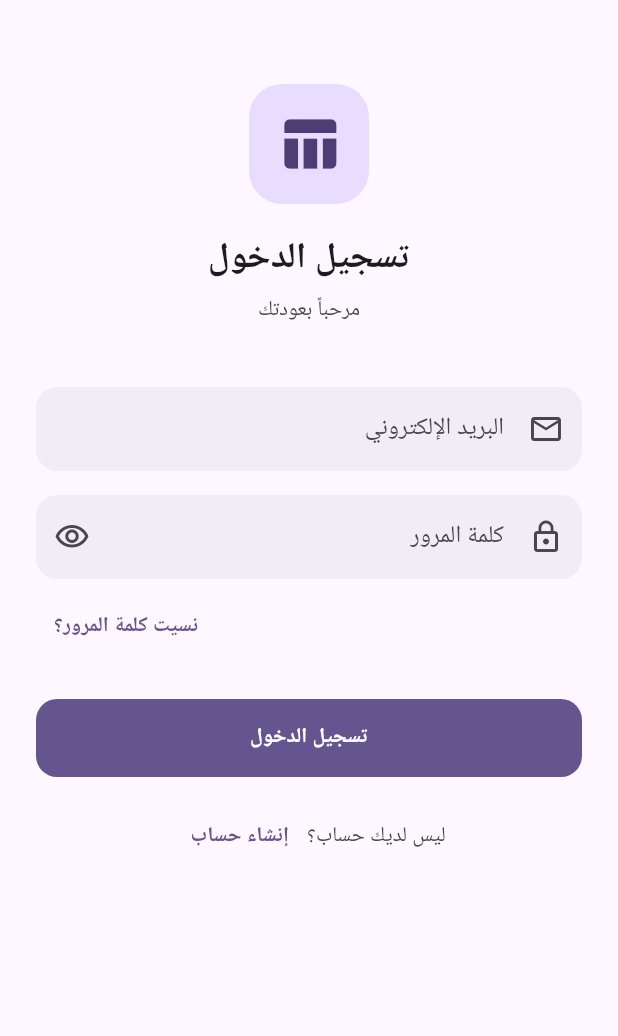
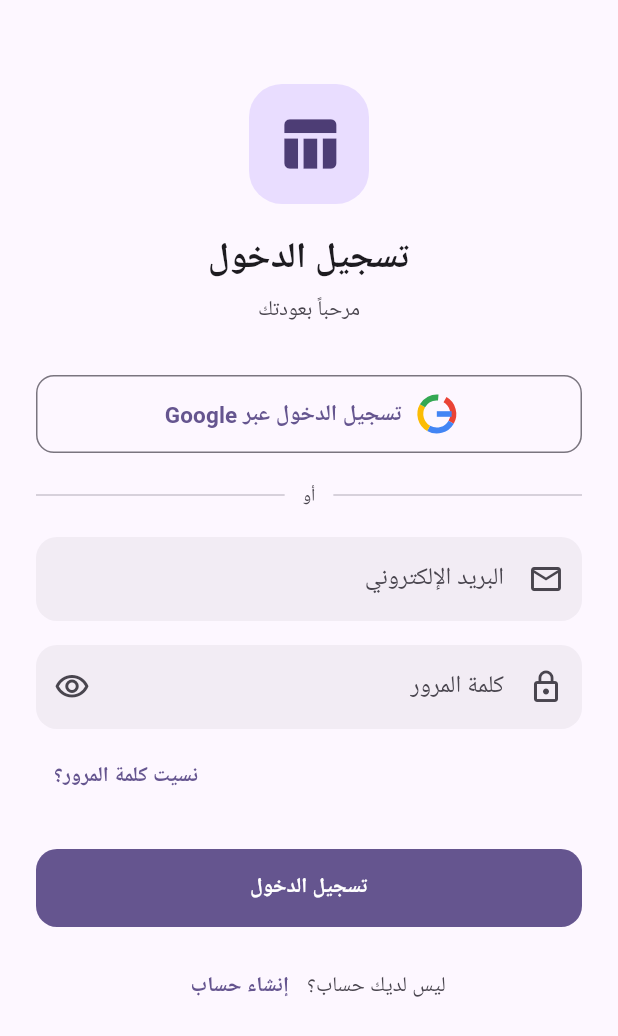
Before and after one commit to 6838gamal/Smart-Spreadsheet-Platform, a Flutter app: the screen it shows after launch, on a phone screen of 412 x 824 dp. Shown: the top 1036 px of the screen. Run offline on Flutter 3.47's test engine with Material 3 defaults, Android fonts, the phone set to English and light mode, and no system bars; drawn by our look-alikes of dynamic_color, flutter_animate; our stand-ins replace connectivity_plus, dartz, dio, equatable, file_picker, flutter_riverpod and 9 more; accounts and stored records are empty; Roboto replaces fonts that are missing (Cairo).

Commit message:
Implement login functionality across authentication services and mobile UI
Replit-Commit-Author: Agent

```diff
--- a/mobile/lib/core/constants/api_constants.dart
+++ b/mobile/lib/core/constants/api_constants.dart
@@ -7,6 +7,7 @@ class ApiConstants {
   static const String register = '/auth/register';
   static const String logout = '/auth/logout';
   static const String me = '/auth/me';
+  static const String googleLogin = '/auth/google';
 
   // ── Files ─────────────────────────────────────────────────────────────────────
   static const String files = '/files/';
--- a/mobile/lib/features/auth/domain/repositories/auth_repository.dart
+++ b/mobile/lib/features/auth/domain/repositories/auth_repository.dart
@@ -10,6 +10,8 @@ abstract class AuthRepository {
     required String email,
     required String password,
   });
+
+  Future<Either<Failure, UserEntity>> loginWithGoogle();
 
   Future<Either<Failure, UserEntity>> register({
     required String email,
--- a/mobile/lib/features/auth/presentation/screens/login_screen.dart
+++ b/mobile/lib/features/auth/presentation/screens/login_screen.dart
@@ -32,6 +32,12 @@ class _LoginScreenState extends ConsumerState<LoginScreen> {
           _emailCtrl.text.trim(),
           _passwordCtrl.text,
         );
+    if (success && mounted) context.go(AppRoutes.home);
+  }
+
+  Future<void> _signInWithGoogle() async {
+    final success =
+        await ref.read(authStateProvider.notifier).loginWithGoogle();
     if (success && mounted) context.go(AppRoutes.home);
   }
 
@@ -78,9 +84,37 @@ class _LoginScreenState extends ConsumerState<LoginScreen> {
                       ?.copyWith(color: cs.onSurfaceVariant),
                 ),
 
-                const SizedBox(height: 40),
+                const SizedBox(height: 32),
 
-                // Error banner
+                // ── Google Sign-In button ─────────────────────────────────────
+                _GoogleSignInButton(
+                  isLoading: isLoading,
+                  onPressed: _signInWithGoogle,
+                ).animate().fadeIn(delay: 100.ms),
+
+                const SizedBox(height: 20),
+
+                // ── Divider ───────────────────────────────────────────────────
+                Row(
+                  children: [
+                    Expanded(child: Divider(color: cs.outlineVariant)),
+                    Padding(
+                      padding: const EdgeInsets.symmetric(horizontal: 12),
+                      child: Text(
+                        'أو',
+                        style: Theme.of(context)
+                            .textTheme
+                            .bodySmall
+                            ?.copyWith(color: cs.onSurfaceVariant),
+                      ),
+                    ),
+                    Expanded(child: Divider(color: cs.outlineVariant)),
+                  ],
+                ),
+
+                const SizedBox(height: 20),
+
+                // ── Error banner ──────────────────────────────────────────────
                 if (error != null) ...[
                   Container(
                     width: double.infinity,
@@ -104,7 +138,7 @@ class _LoginScreenState extends ConsumerState<LoginScreen> {
                   const SizedBox(height: 16),
                 ],
 
-                // Email field
+                // ── Email field ───────────────────────────────────────────────
                 TextFormField(
                   controller: _emailCtrl,
                   keyboardType: TextInputType.emailAddress,
@@ -119,7 +153,7 @@ class _LoginScreenState extends ConsumerState<LoginScreen> {
 
                 const SizedBox(height: 16),
 
-                // Password field
+                // ── Password field ────────────────────────────────────────────
                 TextFormField(
                   controller: _passwordCtrl,
                   obscureText: _obscurePassword,
@@ -151,22 +185,22 @@ class _LoginScreenState extends ConsumerState<LoginScreen> {
 
                 const SizedBox(height: 24),
 
-                // Login button
+                // ── Login button ──────────────────────────────────────────────
                 FilledButton(
                   onPressed: isLoading ? null : _submit,
                   child: isLoading
                       ? const SizedBox(
                           height: 20,
                           width: 20,
-                          child: CircularProgressIndicator(strokeWidth: 2.5,
-                              color: Colors.white),
+                          child: CircularProgressIndicator(
+                              strokeWidth: 2.5, color: Colors.white),
                         )
                       : const Text('تسجيل الدخول'),
                 ),
 
                 const SizedBox(height: 16),
 
-                // Register link
+                // ── Register link ─────────────────────────────────────────────
                 Row(
                   mainAxisAlignment: MainAxisAlignment.center,
                   children: [
@@ -186,3 +220,121 @@ class _LoginScreenState extends ConsumerState<LoginScreen> {
     );
   }
 }
+
+// ── Google Sign-In button widget ──────────────────────────────────────────────
+
+class _GoogleSignInButton extends StatelessWidget {
+  final bool isLoading;
+  final VoidCallback onPressed;
+
+  const _GoogleSignInButton({
+    required this.isLoading,
+    required this.onPressed,
+  });
+
+  @override
+  Widget build(BuildContext context) {
+    final cs = Theme.of(context).colorScheme;
+
+    return SizedBox(
+      width: double.infinity,
+      height: 52,
+      child: OutlinedButton(
+        onPressed: isLoading ? null : onPressed,
+        style: OutlinedButton.styleFrom(
+          side: BorderSide(color: cs.outline),
+          shape: RoundedRectangleBorder(
+            borderRadius: BorderRadius.circular(12),
+          ),
+        ),
+        child: isLoading
+            ? SizedBox(
+                height: 20,
+                width: 20,
+                child: CircularProgressIndicator(
+                    strokeWidth: 2.5, color: cs.primary),
+              )
+            : Row(
+                mainAxisAlignment: MainAxisAlignment.center,
+                children: [
+                  _GoogleLogo(),
+                  const SizedBox(width: 12),
+                  const Text(
+                    'تسجيل الدخول عبر Google',
+                    style: TextStyle(fontWeight: FontWeight.w600, fontSize: 15),
+                  ),
+                ],
+              ),
+      ),
+    );
+  }
+}
+
+class _GoogleLogo extends StatelessWidget {
+  @override
+  Widget build(BuildContext context) {
+    return SizedBox(
+      width: 22,
+      height: 22,
+      child: CustomPaint(painter: _GoogleLogoPainter()),
+    );
+  }
+}
+
+class _GoogleLogoPainter extends CustomPainter {
+  @override
+  void paint(Canvas canvas, Size size) {
+    final cx = size.width / 2;
+    final cy = size.height / 2;
+    final r = size.width / 2;
+
+    // Red (top-right arc)
+    canvas.drawArc(
+      Rect.fromCircle(center: Offset(cx, cy), radius: r),
+      -1.05, 1.57, false,
+      Paint()
+        ..color = const Color(0xFFEA4335)
+        ..style = PaintingStyle.stroke
+        ..strokeWidth = size.width * 0.18,
+    );
+    // Blue (right → bottom arc)
+    canvas.drawArc(
+      Rect.fromCircle(center: Offset(cx, cy), radius: r),
+      0.52, 1.57, false,
+      Paint()
+        ..color = const Color(0xFF4285F4)
+        ..style = PaintingStyle.stroke
+        ..strokeWidth = size.width * 0.18,
+    );
+    // Yellow (bottom → left arc)
+    canvas.drawArc(
+      Rect.fromCircle(center: Offset(cx, cy), radius: r),
+      2.09, 1.57, false,
+      Paint()
+        ..color = const Color(0xFFFBBC05)
+        ..style = PaintingStyle.stroke
+        ..strokeWidth = size.width * 0.18,
+    );
+    // Green (left → top arc)
+    canvas.drawArc(
+      Rect.fromCircle(center: Offset(cx, cy), radius: r),
+      3.66, 1.14, false,
+      Paint()
+        ..color = const Color(0xFF34A853)
+        ..style = PaintingStyle.stroke
+        ..strokeWidth = size.width * 0.18,
+    );
+
+    // Horizontal bar of the "G"
+    canvas.drawLine(
+      Offset(cx, cy),
+      Offset(cx + r * 0.9, cy),
+      Paint()
+        ..color = const Color(0xFF4285F4)
+        ..strokeWidth = size.width * 0.17,
+    );
+  }
+
+  @override
+  bool shouldRepaint(covariant CustomPainter oldDelegate) => false;
+}
--- a/mobile/lib/main.dart
+++ b/mobile/lib/main.dart
@@ -1,6 +1,7 @@
 import 'package:flutter/material.dart';
 import 'package:flutter/services.dart';
 import 'package:flutter_riverpod/flutter_riverpod.dart';
+import 'package:google_sign_in/google_sign_in.dart';
 
 import 'app.dart';
 import 'core/storage/hive_storage.dart';
@@ -24,6 +25,11 @@ Future<void> main() async {
   // Initialize Hive local database
   await HiveStorage.init();
 
+  // Initialize Google Sign-In (v7 requires one-time init before any call)
+  // Client ID is read from google-services.json (Android) / GoogleService-Info.plist (iOS).
+  // For web, pass clientId explicitly via --dart-define=GOOGLE_CLIENT_ID=...
+  await GoogleSignIn.instance.initialize();
+
   runApp(
     // ProviderScope is the root of the Riverpod dependency graph.
     // All providers are lazily created and cached here.
--- a/mobile/pubspec.yaml
+++ b/mobile/pubspec.yaml
@@ -67,6 +67,7 @@ dependencies:
   logger: ^2.5.0
 
   cupertino_icons: ^1.0.8
+  google_sign_in: ^7.2.0
 
 dev_dependencies:
   flutter_test:
```
Also changed, not shown: mobile/lib/features/auth/presentation/providers/auth_provider.dart (+17 -0 lines), mobile/pubspec.lock, 1 other file.
